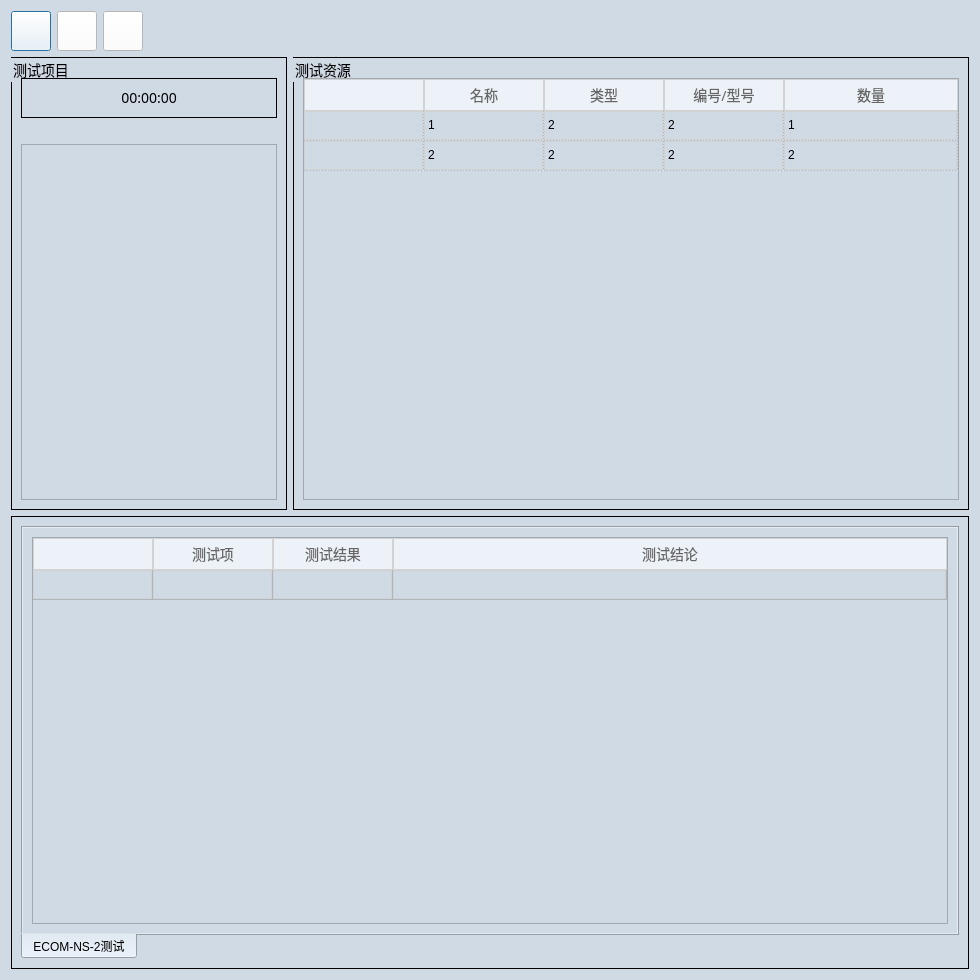
Old version of the form ui/ecom-ns-2/ECOM_NS2_MAIN.ui in the repository gaoxingyu-hub/HUA54testframework.
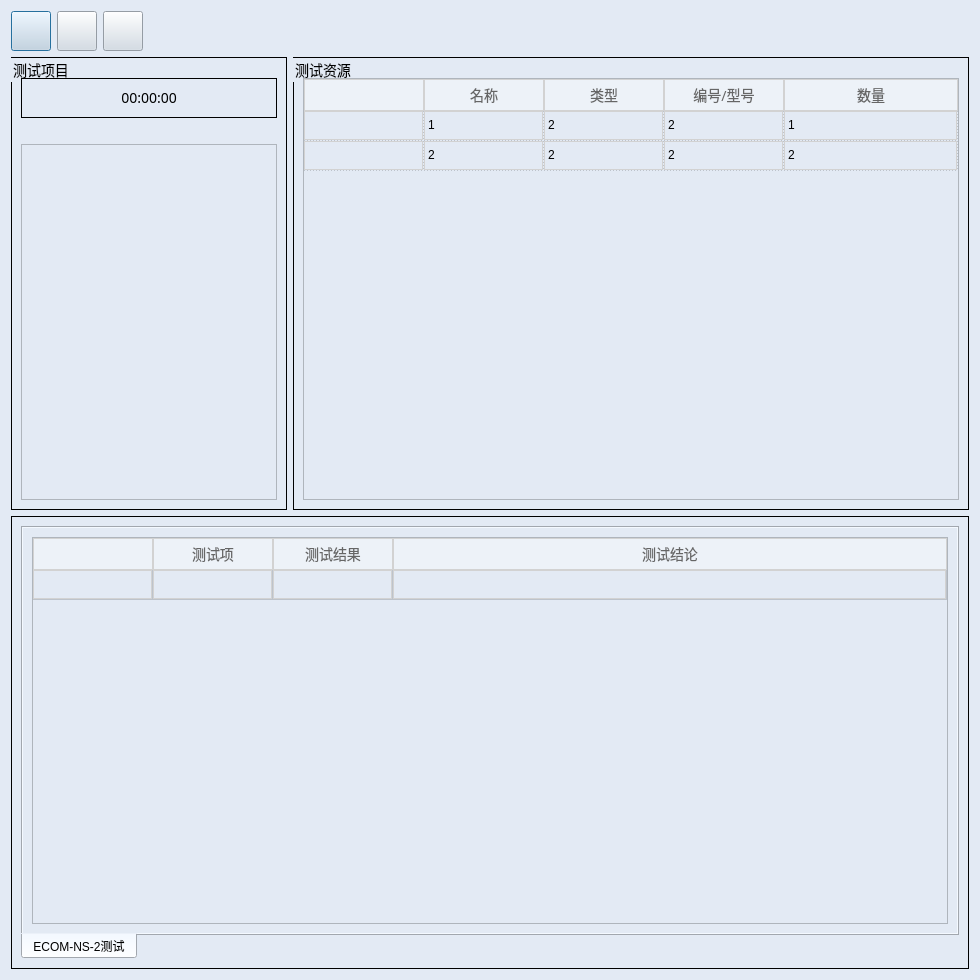
New version of the form. Icons and pictures are not drawn.

What changed in the file:
```diff
--- a/ui/ecom-ns-2/ECOM_NS2_MAIN.ui
+++ b/ui/ecom-ns-2/ECOM_NS2_MAIN.ui
@@ -21,66 +21,50 @@
   </property>
   <property name="styleSheet">
    <string notr="true">QDialog{
-background-color:#D0DAE5;
+background-color:#E3EAF4;
 margin-top:10px;
 }
 
 QTextBrower{
-background-color:#D0DAE5;
+background-color:#E3EAF4;
 border-width:0;border-style:outset
 }
 
 QLineEdit{
-background-color:#D0DAE5;
+background-color:#E3EAF4;
 }
 
 QWidget{
-background-color:#D0DAE5;
+background-color:#E3EAF4;
 }
 
 QStackedWidget{
-background-color:#D0DAE5;
+background-color:#E3EAF4;
 }
 
 QLabel{
 font-size:14px;
 font-family:Microsoft YaHei;
-background-color:#D0DAE5;
+background-color:#E3EAF4;
 }
 
 QGroupBox{
 font-size:14px;
 font-family:Microsoft YaHei;
 border:1px solid rgb(0, 0, 0);
+background-color:#E3EAF4;
 }
 
-/****QPushButton****/
-QPushButton{
-width:32px;
-height:32px;
-background-color:#F4F4F3;
-color: #FFFFFF;
-font-size:14px;
-font-family:Microsoft YaHei;
-}
-QPushButton#pushButton_close:hover{
-background-color:#2784D6;
-cursor:pointer;
-}
-QPushButton#pushButton_close:pressed{
-background-color:#2784D6;
-}
+
 QToolBar{
-background-color:#172545;
+background-color:#D5D5D5;
 height:30px;
 border:None;
 padding:1px;
 }
-
-
 /****QTreeWidget****/
 QTreeWidget{
-background-color:#D0DAE5;
+background-color:#E3EAF4;
 padding-top:20px;
 padding-left:10px;
 margin-top:20px;
@@ -150,11 +134,21 @@
 QScrollBar:vertical{
 border: 5px solid #D5D5D5;
 }
+/****QPushButton****/
+QPushButton{
+width:32px;
+height:32px;
+background-color:#D0DAE5;
+color: #FFFFFF;
+font-size:14px;
+font-family:Microsoft YaHei;
+}
 QPushButton:hover{
 background-color:#2784D6;
-cursor:pointer;}
-QPushButton{
-background-color:#F4F4F3;
+cursor:pointer;
+}
+QPushButton:pressed{
+background-color:#2784D6;
 }
 </string>
   </property>
@@ -168,8 +162,7 @@
          <item row="0" column="0">
           <widget class="QPushButton" name="pushButton_start">
            <property name="styleSheet">
-            <string notr="true">background-color:rgb(255, 255, 255);
-</string>
+            <string notr="true">n</string>
            </property>
            <property name="text">
             <string/>
@@ -189,7 +182,7 @@
          <item row="0" column="1">
           <widget class="QPushButton" name="pushButton_restart">
            <property name="styleSheet">
-            <string notr="true">background-color:rgb(255, 255, 255);</string>
+            <string notr="true"/>
            </property>
            <property name="text">
             <string/>
@@ -209,7 +202,7 @@
          <item row="0" column="2">
           <widget class="QPushButton" name="pushButton_close">
            <property name="styleSheet">
-            <string notr="true">background-color:rgb(255, 255, 255);</string>
+            <string notr="true"/>
            </property>
            <property name="text">
             <string/>
```
Left out of the diff: 6 changed lines with no effect on the pictures.
